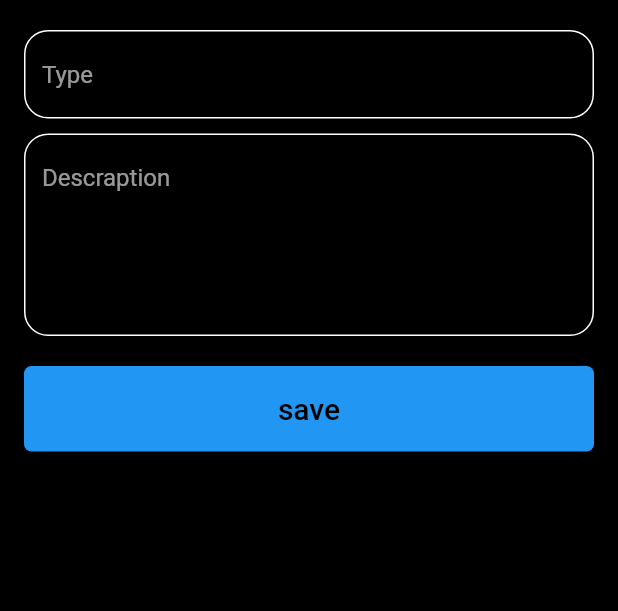
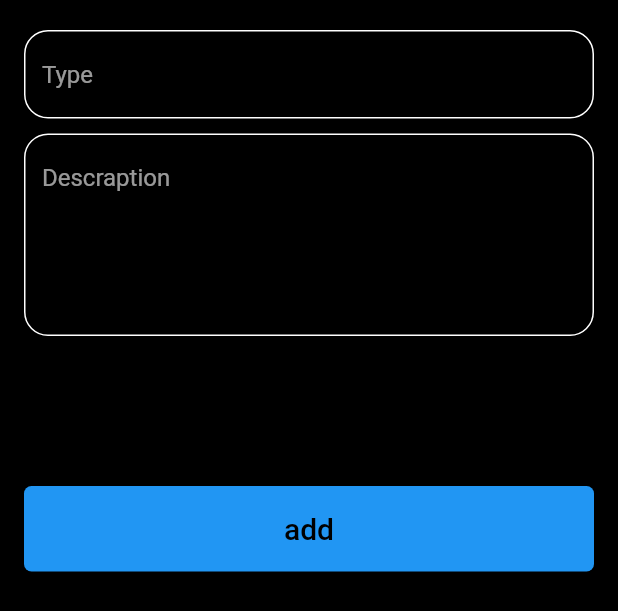
Before and after one commit to MahmoudAhmed121/hive_app, a Flutter app: the NotBottomSheet widget shown alone on an empty page, opened directly, on a phone screen of 412 x 824 dp. Shown: the top 611 px of the screen. Run offline on Flutter 3.47's test engine with Material 2 defaults, Android fonts, the phone set to English and light mode, and no system bars; our stand-ins replace hive, hive_flutter; accounts and stored records are empty; statements that could not run were skipped.

Commit message:
create edit note view

```diff
--- a/lib/views/widgets/add_note_bottom_sheet.dart
+++ b/lib/views/widgets/add_note_bottom_sheet.dart
@@ -24,6 +24,7 @@ class _NotBottomSheetState extends State<NotBottomSheet> {
       padding: const EdgeInsets.symmetric(horizontal: 16),
       child: Form(
         key: key,
+        child: SingleChildScrollView(
           child: Column(
             children: [
               const SizedBox(
@@ -54,14 +55,18 @@ class _NotBottomSheetState extends State<NotBottomSheet> {
                 maxLines: 5,
               ),
               SizedBox(
-              height: 20,
+                height: 100,
               ),
-            CustomButton(onPressed: () {
-              if(key.currentState!.validate()){
-
-              }
-            }, text: "save")
+              CustomButton(
+                  onPressed: () {
+                    if (key.currentState!.validate()) {}
+                  },
+                  text: "add"),
+                   SizedBox(
+                height: 10,
+              ),
             ],
+          ),
         ),
       ),
     );
```
Also changed, not shown: lib/views/edit_note_view.dart (added), lib/views/widgets/edit_note_body.dart (added), lib/views/widgets/nots_body.dart (renamed from lib/views/nots_body.dart). Lines whose indentation alone changed are shown as unchanged.
